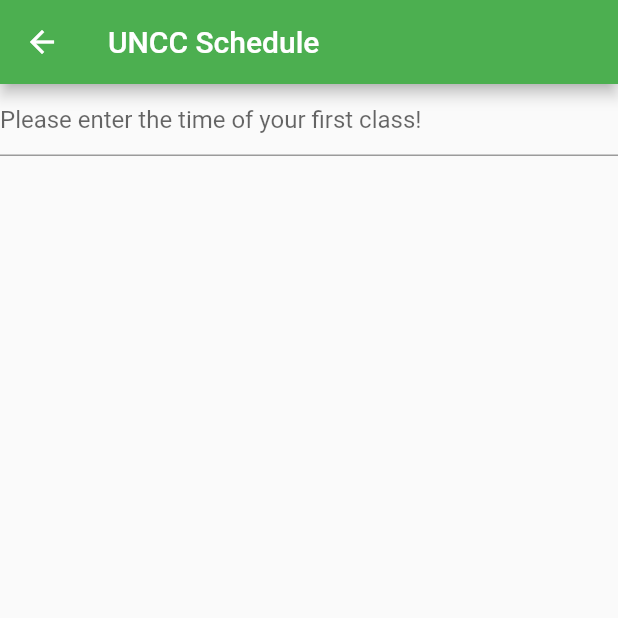
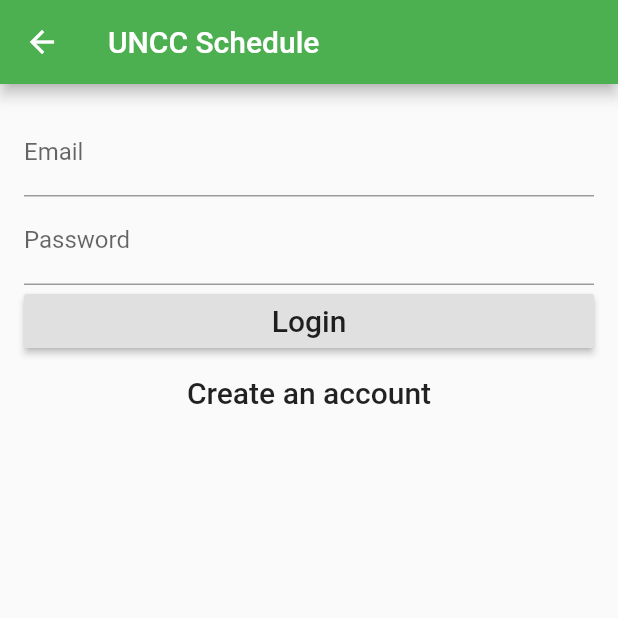
Before and after one commit to CandyKan3/SmartDeckApp, a Flutter app: the MyTextInput screen opened by its route, on a phone screen of 412 x 824 dp, the top half of it. Run offline on Flutter 3.47's test engine with Material 2 defaults, Android fonts, the phone set to English and light mode, and no system bars; our stand-ins replace firebase_auth; accounts and stored records are empty.

Commit message:
Added login functionality, will not run without the JSON file that connects, was removed for security purposes on upload.

```diff
--- a/lib/main.dart
+++ b/lib/main.dart
@@ -1,4 +1,5 @@
 import 'package:flutter/material.dart';
+import 'package:firebase_auth/firebase_auth.dart';
 
 void main() => runApp(MyApp());
 
@@ -50,19 +51,116 @@ class MyTextInput extends StatefulWidget{
   MyTextInputState createState() => new MyTextInputState();
 }
 
+enum FormType{
+  login,
+  register
+}
 class MyTextInputState extends State<MyTextInput>{
+  String _email;
+  String _password;
+  FormType _formType = FormType.login;
+  final formKey = new GlobalKey<FormState>();
+
+bool validateAndSave(){
+  final form = formKey.currentState;
+  if(form.validate()){
+    form.save();
+    return true;
+  }
+  else{
+    return false;
+    // print('Form is invalid');
+  }
+}
+void validateAndSubmit()async {
+  if(validateAndSave()){
+    try {
+      if(_formType ==FormType.login) {
+        FirebaseUser user = await FirebaseAuth.instance
+            .signInWithEmailAndPassword(email: _email, password: _password);
+        print('Signed in: ${user.uid}');
+      }
+      else{
+        FirebaseUser user = await FirebaseAuth.instance
+            .createUserWithEmailAndPassword(email: _email, password: _password);
+        print('Created user: ${user.uid}');
+      }
+    }
+    catch(e){
+      print('Error: $e');
+    }
+  }
+}
+void moveToRegister(){
+  setState(() {
+    _formType = FormType.register;
+  });
+
+}
+void moveToLogin(){
+  setState(() {
+    _formType = FormType.login;
+  });
+
+}
   @override
   Widget build(BuildContext context) {
     // TODO: implement build
     return new Scaffold(
     appBar: new AppBar(title: new Text("UNCC Schedule"), backgroundColor: Colors.green),
         body: new Container(
-            child: new Center(
-                child: new Column(
-                  children: <Widget> [ new TextField( decoration: new InputDecoration(
-                    hintText: "Please enter the time of your first class!"
-                  ))]
-                ))));
+          padding: EdgeInsets.all(16.0),
+            child: new Form(
+              key: formKey,
+              child: new Column(
+                crossAxisAlignment: CrossAxisAlignment.stretch,
+                children:buildInputs() + buildSubmitButtons()
+              ),)
+//            new Center(
+//                child: new Column(
+//                  children: <Widget> [ new TextField( decoration: new InputDecoration(
+//                    hintText: "Please enter the time of your first class!"
+//                  ))]
+                ));
+  }
+  List<Widget> buildInputs(){
+  return[ new TextFormField(
+    decoration: new InputDecoration(labelText: 'Email'),
+    validator: (value) => value.isEmpty ? 'Email Can\'t be empty': null,
+    onSaved: (value) => _email = value,
+  ),
+  new TextFormField(
+    decoration: new InputDecoration(labelText: 'Password'),
+    obscureText: true,
+    validator: (value) => value.isEmpty ? 'Password Can\'t be empty': null,
+    onSaved: (value) => _password = value,
+  )
+  ];}
+  List<Widget> buildSubmitButtons(){
+  if(_formType == FormType.login){
+  return[
+
+    new RaisedButton(
+      child: new Text('Login', style: new TextStyle(fontSize: 20.0)),
+      onPressed: validateAndSubmit,
+    ),
+    new FlatButton(
+      child: new Text('Create an account', style: new TextStyle(fontSize:20.0)),
+      onPressed: moveToRegister,
+    )
+  ];}
+  else{
+    return[
+      new RaisedButton(
+        child: new Text('Create an account', style: new TextStyle(fontSize: 20.0)),
+        onPressed: validateAndSubmit,
+      ),
+      new FlatButton(
+        child: new Text('Have an account? login!', style: new TextStyle(fontSize:20.0)),
+        onPressed: moveToLogin,
+      )
+    ];
+  }
   }
 }
 
--- a/pubspec.yaml
+++ b/pubspec.yaml
@@ -19,7 +19,7 @@ environment:
 dependencies:
   flutter:
     sdk: flutter
-
+  firebase_auth: 0.7.0
   # The following adds the Cupertino Icons font to your application.
   # Use with the CupertinoIcons class for iOS style icons.
   cupertino_icons: ^0.1.2
@@ -27,6 +27,7 @@ dependencies:
 dev_dependencies:
   flutter_test:
     sdk: flutter
+
 
 
 # For information on the generic Dart part of this file, see the
```
Also changed, not shown: pubspec.lock (deleted), 2 other files.
